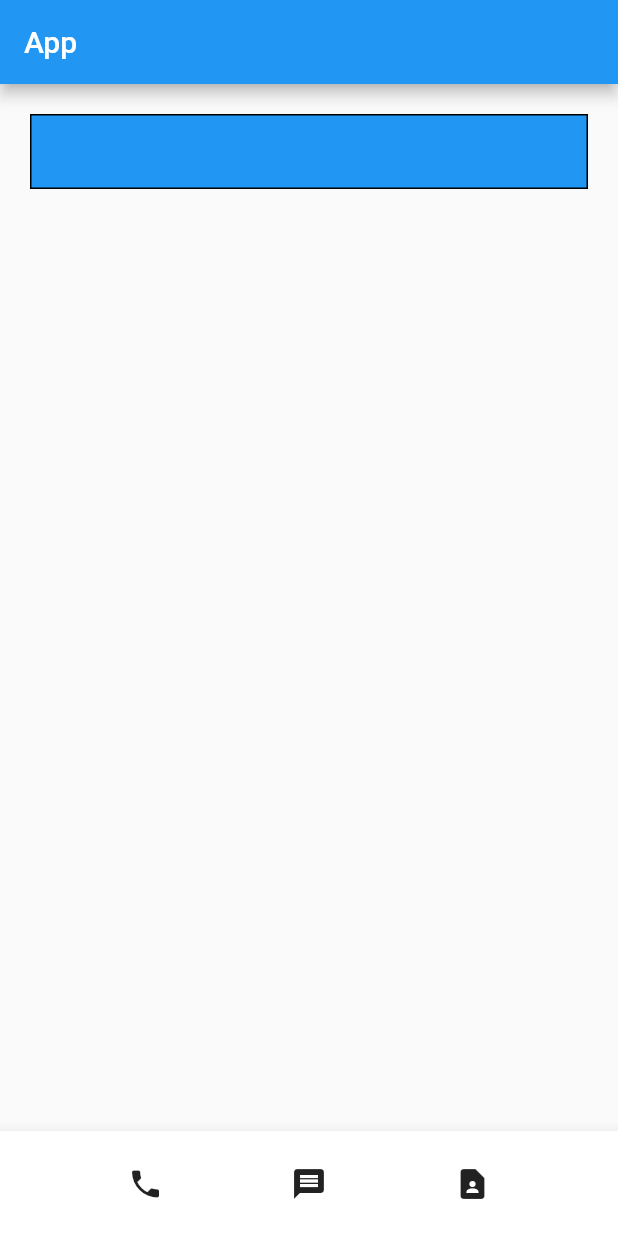
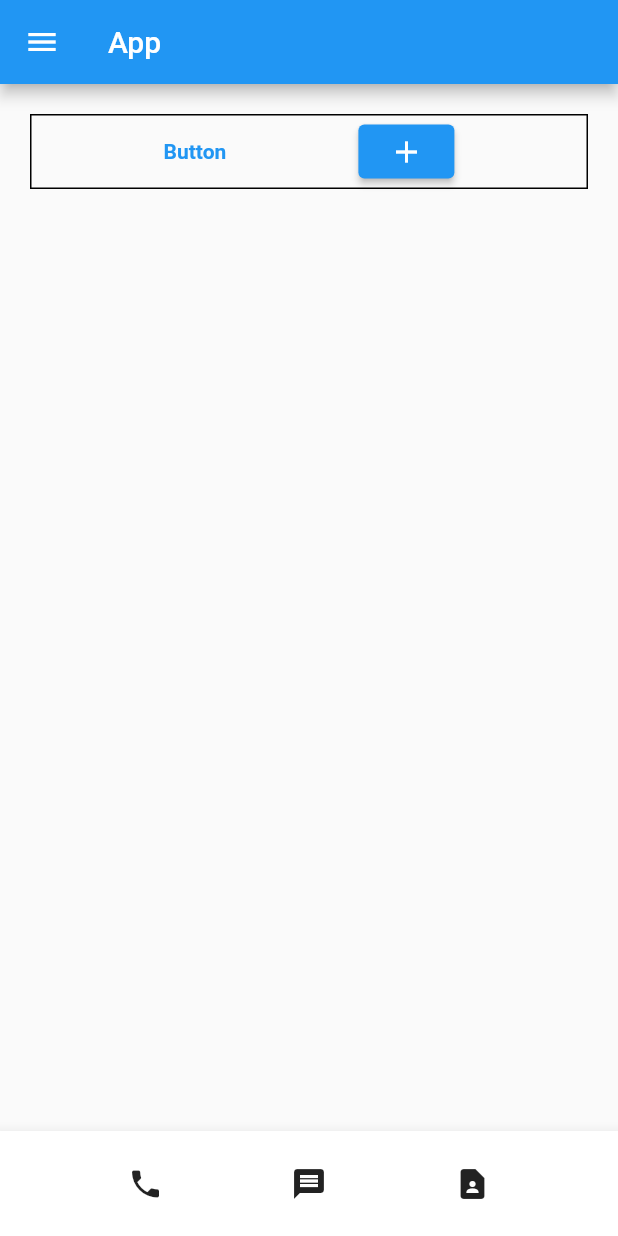
Before and after one commit to seungwoonlee90/flutter_contact, a Flutter app: the screen it shows after launch, on a phone screen of 412 x 824 dp. Run offline on Flutter 3.47's test engine with Material 2 defaults, Android fonts, the phone set to English and light mode, and no system bars.

Commit message:
typography and layout

```diff
--- a/lib/main.dart
+++ b/lib/main.dart
@@ -11,15 +11,29 @@ class MyApp extends StatelessWidget {
   Widget build(BuildContext context) {
     return MaterialApp(
       home: Scaffold(
-        appBar: AppBar(title: Text("App"),),
+        appBar: AppBar(
+          leading: Icon(Icons.menu),
+          title: Text("App"),),
         body: Container(
           width: double.infinity,
           height: 50,
           margin: EdgeInsets.all(20),
           decoration: BoxDecoration(
-              color: Colors.blue,
               border: Border.all(color: Colors.black)
           ),
+          child:
+            Row(
+              mainAxisAlignment: MainAxisAlignment.spaceEvenly,
+              children: [
+                Text("Button",
+                  style: TextStyle(
+                    color: Colors.blue,
+                    fontWeight: FontWeight.w700
+                  ),
+                ),
+                ElevatedButton(onPressed: (){}, child: Icon(Icons.add))
+              ],
+            ),
         ),
         bottomNavigationBar: BottomAppBar(
           child :SizedBox(
```
